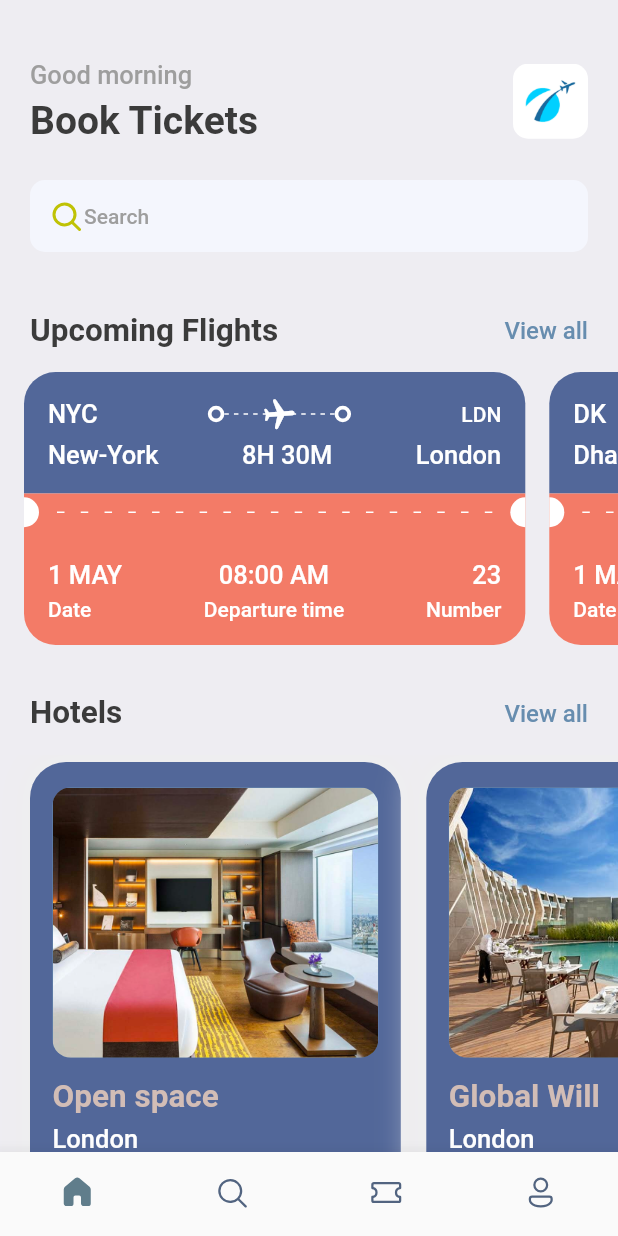
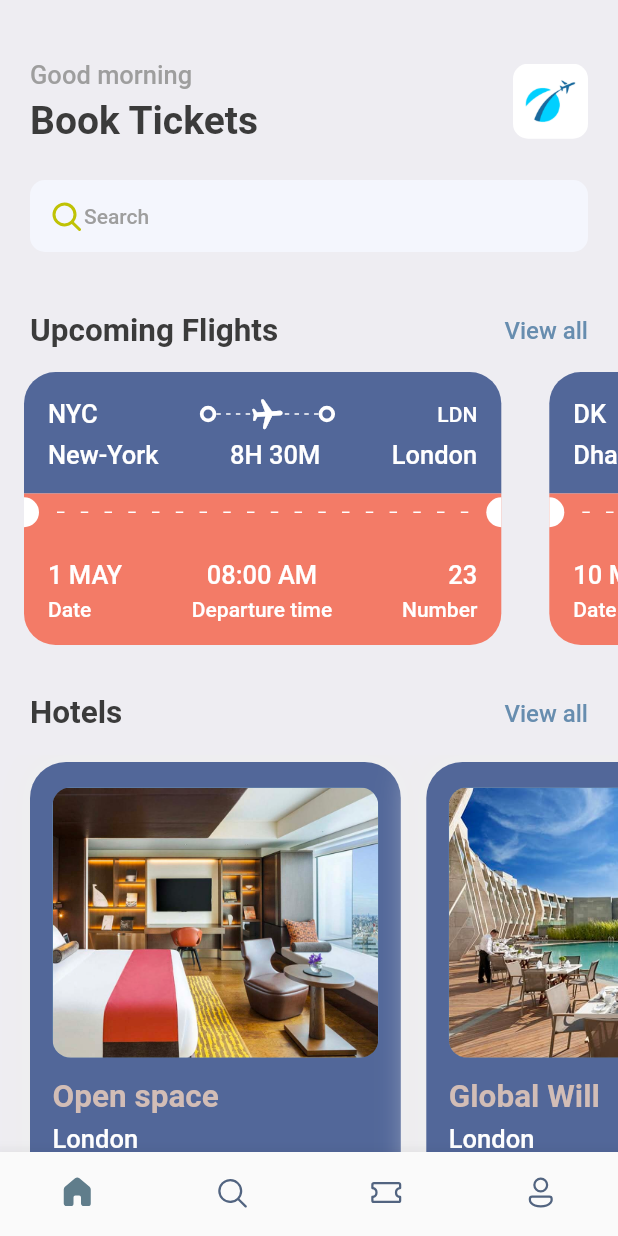
Before and after one commit to mrojasb2000/flutter_booktickets_app, a Flutter app: the screen it shows after launch, on a phone screen of 412 x 824 dp. Run offline on Flutter 3.47's test engine with Material 2 defaults, Android fonts, the light colour scheme and no system bars; our stand-ins replace fluentui_icons, gap, get.

Commit message:
chore: refactor layout and decoration objects

```diff
--- a/lib/screens/home_screen.dart
+++ b/lib/screens/home_screen.dart
@@ -5,6 +5,7 @@ import 'package:flutter_booktickets_app/screens/ticket_view.dart';
 import 'package:flutter_booktickets_app/utils/app_info_list.dart';
 import 'package:gap/gap.dart';
 
+import '../utils/app_layout.dart';
 import '../utils/app_styles.dart';
 
 class HomeScreen extends StatelessWidget {
@@ -39,8 +40,8 @@ class HomeScreen extends StatelessWidget {
                         ],
                       ),
                       Container(
-                        height: 50,
-                        width: 50,
+                        height: AppLayout.getHeight(50),
+                        width: AppLayout.getWidth(50),
                         decoration: BoxDecoration(
                             borderRadius: BorderRadius.circular(10),
                             image: const DecorationImage(
--- a/lib/screens/hotel_screen.dart
+++ b/lib/screens/hotel_screen.dart
@@ -12,7 +12,7 @@ class HotelScreen extends StatelessWidget {
     final size = AppLayout.getSize(context);
     return Container(
       width: size.width * 0.6,
-      height: 350,
+      height: AppLayout.getHeight(350),
       padding: const EdgeInsets.symmetric(horizontal: 15, vertical: 17),
       margin: const EdgeInsets.only(right: 17, top: 5),
       decoration: BoxDecoration(
@@ -29,7 +29,7 @@ class HotelScreen extends StatelessWidget {
         crossAxisAlignment: CrossAxisAlignment.start,
         children: [
           Container(
-            height: 180,
+            height: AppLayout.getHeight(180),
             decoration: BoxDecoration(
                 borderRadius: BorderRadius.circular(12),
                 color: Styles.primaryColor,
--- a/lib/screens/ticket_view.dart
+++ b/lib/screens/ticket_view.dart
@@ -13,18 +13,19 @@ class TicketView extends StatelessWidget {
     final size = AppLayout.getSize(context);
     return SizedBox(
       width: size.width * 0.85,
-      height: 200,
+      height: AppLayout.getHeight(200),
       child: Container(
-        margin: const EdgeInsets.only(left: 16),
+        margin: EdgeInsets.only(
+            left: AppLayout.getHeight(16), right: AppLayout.getHeight(16)),
         child: Column(mainAxisSize: MainAxisSize.min, children: [
           /* showing the blue part of the card/ticket */
           Container(
             decoration: BoxDecoration(
                 color: Styles.blueGreyColor,
-                borderRadius: const BorderRadius.only(
-                    topLeft: Radius.circular(21),
-                    topRight: Radius.circular(21))),
-            padding: const EdgeInsets.all(16),
+                borderRadius: BorderRadius.only(
+                    topLeft: Radius.circular(AppLayout.getHeight(21)),
+                    topRight: Radius.circular(AppLayout.getHeight(21)))),
+            padding: EdgeInsets.all(AppLayout.getHeight(16)),
             child: Column(children: [
               Row(
                 children: [
@@ -36,7 +37,7 @@ class TicketView extends StatelessWidget {
                       child: Stack(
                     children: [
                       SizedBox(
-                          height: 24,
+                          height: AppLayout.getHeight(24),
                           child: LayoutBuilder(
                             builder: (BuildContext context,
                                 BoxConstraints constraints) {
@@ -93,10 +94,10 @@ class TicketView extends StatelessWidget {
               color: Styles.orageColor,
               child: Row(
                 children: [
-                  const SizedBox(
-                    height: 20,
-                    width: 10,
-                    child: DecoratedBox(
+                  SizedBox(
+                    height: AppLayout.getHeight(20),
+                    width: AppLayout.getWidth(10),
+                    child: const DecoratedBox(
                       decoration: BoxDecoration(
                           color: Colors.white,
                           borderRadius: BorderRadius.only(
@@ -117,10 +118,10 @@ class TicketView extends StatelessWidget {
                             mainAxisSize: MainAxisSize.max,
                             children: List.generate(
                               (constraints.constrainWidth() / 15).floor(),
-                              (index) => const SizedBox(
-                                width: 5,
+                              (index) => SizedBox(
+                                width: AppLayout.getWidth(5),
                                 height: 1,
-                                child: DecoratedBox(
+                                child: const DecoratedBox(
                                     decoration:
                                         BoxDecoration(color: Colors.white)),
                               ),
@@ -130,10 +131,10 @@ class TicketView extends StatelessWidget {
                       ),
                     ),
                   ),
-                  const SizedBox(
-                    height: 20,
-                    width: 10,
-                    child: DecoratedBox(
+                  SizedBox(
+                    height: AppLayout.getHeight(20),
+                    width: AppLayout.getWidth(10),
+                    child: const DecoratedBox(
                       decoration: BoxDecoration(
                           color: Colors.white,
                           borderRadius: BorderRadius.only(
--- a/lib/utils/app_info_list.dart
+++ b/lib/utils/app_info_list.dart
@@ -38,7 +38,7 @@ List<Map<String, dynamic>> ticketList = [
     'from': {'code': "DK", 'name': "Dhaka"},
     'to': {'code': "SH", 'name': "Shanghai"},
     'flying_time': '4H 20M',
-    'date': "1 MAY",
+    'date': "10 MAY",
     'departure_time': "09:00 AM",
     'number': 45
   }
--- a/lib/utils/app_layout.dart
+++ b/lib/utils/app_layout.dart
@@ -1,7 +1,26 @@
 import 'package:flutter/cupertino.dart';
+import 'package:get/get.dart';
 
 class AppLayout {
   static getSize(BuildContext context) {
     return MediaQuery.of(context).size;
   }
+
+  static getScreenHeight() {
+    return Get.height;
+  }
+
+  static getScreenWidth() {
+    return Get.width;
+  }
+
+  static getHeight(double pixels) {
+    double x = getScreenHeight() / pixels;
+    return getScreenHeight() / x;
+  }
+
+  static getWidth(double pixels) {
+    double x = getScreenWidth() / pixels;
+    return getScreenWidth() / x;
+  }
 }
--- a/pubspec.yaml
+++ b/pubspec.yaml
@@ -36,6 +36,7 @@ dependencies:
   # Use with the CupertinoIcons class for iOS style icons.
   cupertino_icons: ^1.0.2
   fluentui_icons: ^1.0.0
+  get:
   gap: ^2.0.0
 
 dev_dependencies:
```
Also changed, not shown: pubspec.lock.
